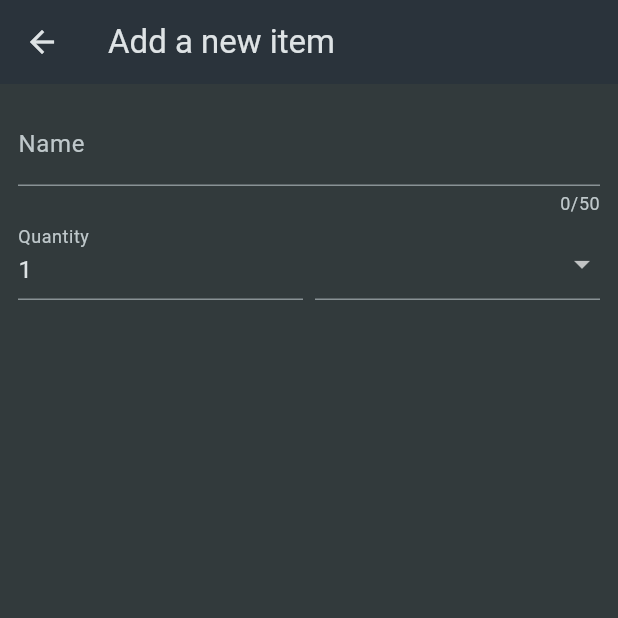
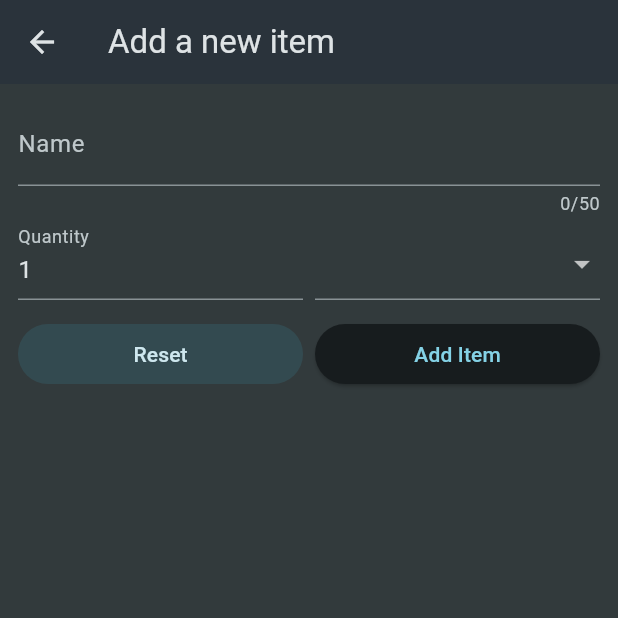
Before and after one commit to kraevskiy/fluter-shopping-list, a Flutter app: the NewItem screen opened directly, on a phone screen of 412 x 824 dp, the top half of it. Run offline on Flutter 3.47's test engine with Material 3 defaults, Android fonts, the phone set to English and light mode, and no system bars.

Commit message:
add new item fix style

```diff
--- a/lib/widgets/new_item.dart
+++ b/lib/widgets/new_item.dart
@@ -66,9 +66,30 @@ class _NewItemState extends State<NewItem> {
                             ),
                           ),
                       ],
-                      onChanged: (value) {
-                        print(value);
-                      },
+                      onChanged: (value) {},
+                    ),
+                  ),
+                ],
+              ),
+              const SizedBox(
+                height: 12,
+              ),
+              Row(
+                mainAxisAlignment: MainAxisAlignment.spaceAround,
+                children: [
+                  Expanded(
+                    child: FilledButton.tonal(
+                      onPressed: () {},
+                      child: const Text('Reset'),
+                    ),
+                  ),
+                  const SizedBox(
+                    width: 8,
+                  ),
+                  Expanded(
+                    child: ElevatedButton(
+                      onPressed: () {},
+                      child: const Text('Add Item'),
                     ),
                   ),
                 ],
```
